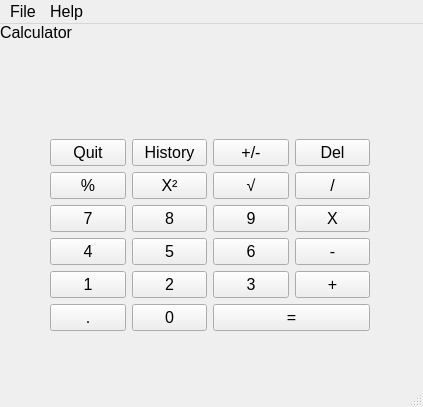
This is calculator1_gui.ui in Asasai001/calculator as Qt 5 draws it before an edit. The edited form follows.
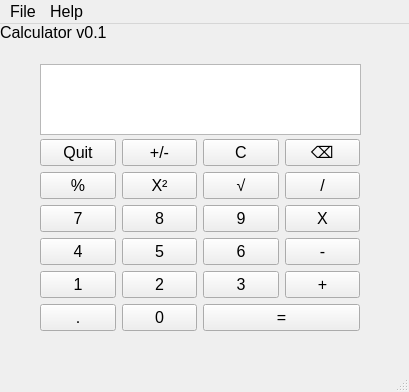
This is the edited form.

The edit to the form file:
```diff
--- a/calculator1_gui.ui
+++ b/calculator1_gui.ui
@@ -6,8 +6,8 @@
    <rect>
     <x>0</x>
     <y>0</y>
-    <width>423</width>
-    <height>407</height>
+    <width>409</width>
+    <height>392</height>
    </rect>
   </property>
   <property name="font">
@@ -29,27 +29,16 @@
      </rect>
     </property>
     <property name="text">
-     <string>Calculator</string>
+     <string>Calculator v0.1</string>
     </property>
    </widget>
-   <widget class="QWidget" name="verticalLayoutWidget">
-    <property name="geometry">
-     <rect>
-      <x>50</x>
-      <y>60</y>
-      <width>321</width>
-      <height>51</height>
-     </rect>
-    </property>
-    <layout class="QVBoxLayout" name="Display1"/>
-   </widget>
    <widget class="QWidget" name="">
     <property name="geometry">
      <rect>
-      <x>50</x>
+      <x>40</x>
       <y>115</y>
       <width>320</width>
-      <height>194</height>
+      <height>196</height>
      </rect>
     </property>
     <layout class="QGridLayout" name="gridLayout">
@@ -98,7 +87,7 @@
      <item row="0" column="3">
       <widget class="QPushButton" name="btn21">
        <property name="text">
-        <string>Del</string>
+        <string>⌫</string>
        </property>
       </widget>
      </item>
@@ -140,7 +129,7 @@
      <item row="0" column="1">
       <widget class="QPushButton" name="btn23">
        <property name="text">
-        <string>History</string>
+        <string>+/-</string>
        </property>
       </widget>
      </item>
@@ -196,7 +185,7 @@
      <item row="0" column="2">
       <widget class="QPushButton" name="btn12">
        <property name="text">
-        <string>+/-</string>
+        <string>C</string>
        </property>
       </widget>
      </item>
@@ -216,13 +205,23 @@
      </item>
     </layout>
    </widget>
+   <widget class="QTextEdit" name="Screen">
+    <property name="geometry">
+     <rect>
+      <x>40</x>
+      <y>40</y>
+      <width>321</width>
+      <height>71</height>
+     </rect>
+    </property>
+   </widget>
   </widget>
   <widget class="QMenuBar" name="menubar">
    <property name="geometry">
     <rect>
      <x>0</x>
      <y>0</y>
-     <width>423</width>
+     <width>409</width>
      <height>27</height>
     </rect>
    </property>
```
Left out of the diff: 10 changed lines with no effect on the pictures.
